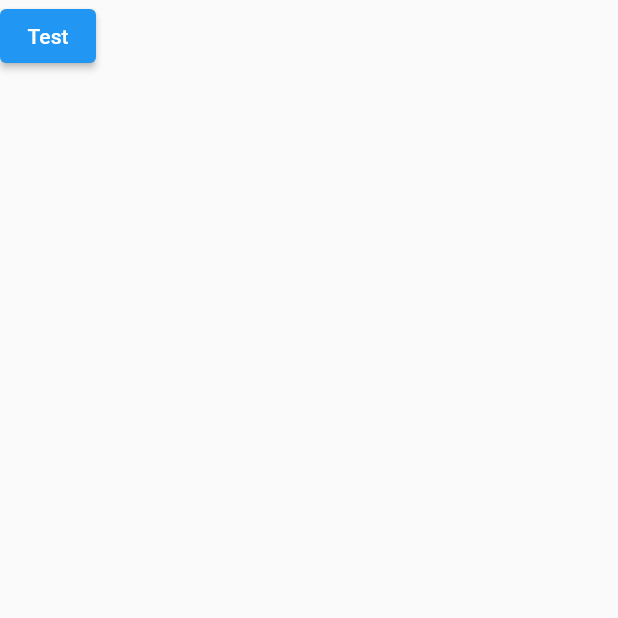
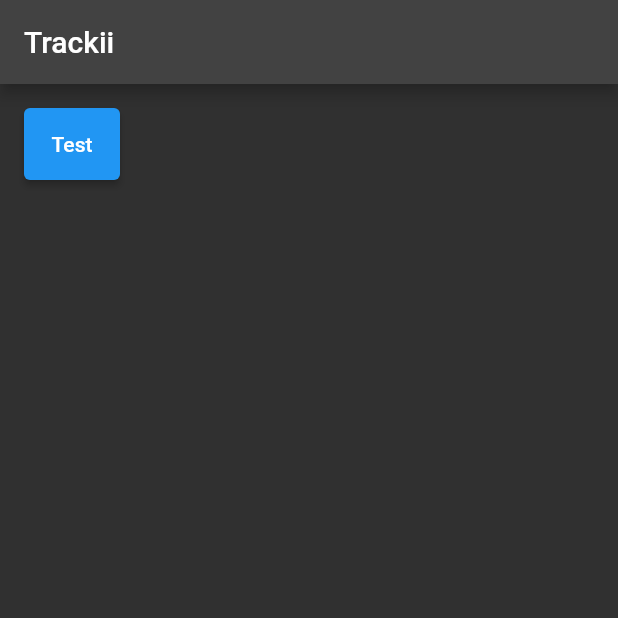
Before and after one commit to LucasVinicius314/trackii, a Flutter app: the screen it shows after launch, on a phone screen of 412 x 824 dp, the top half of it. Run offline on Flutter 3.47's test engine with Material 2 defaults, Android fonts, the phone set to English and light mode, and no system bars; missing offline and left inert: grpc, protobuf.

```diff
--- a/app/lib/core/app.dart
+++ b/app/lib/core/app.dart
@@ -8,6 +8,15 @@ class App extends StatelessWidget {
   Widget build(BuildContext context) {
     return MaterialApp(
       title: 'Trackii',
+      theme: ThemeData.dark().copyWith(
+        elevatedButtonTheme: ElevatedButtonThemeData(
+          style: ButtonStyle(
+            padding: MaterialStateProperty.all(
+              const EdgeInsets.all(16),
+            ),
+          ),
+        ),
+      ),
       routes: {
         MainPage.route: (context) => const MainPage(),
       },
--- a/app/lib/modules/main_page.dart
+++ b/app/lib/modules/main_page.dart
@@ -12,12 +12,7 @@ class MainPage extends StatefulWidget {
 }
 
 class _MainPageState extends State<MainPage> {
-  @override
-  Widget build(BuildContext context) {
-    return Scaffold(
-      body: ElevatedButton(
-        child: const Text('Test'),
-        onPressed: () async {
+  Future<void> _test() async {
     // TODO: fix
 
     final channel = ClientChannel(
@@ -46,7 +41,18 @@ class _MainPageState extends State<MainPage> {
     }
 
     await channel.shutdown();
-        },
+  }
+
+  @override
+  Widget build(BuildContext context) {
+    return Scaffold(
+      appBar: AppBar(title: const Text('Trackii')),
+      body: Padding(
+        padding: const EdgeInsets.all(16),
+        child: ElevatedButton(
+          onPressed: _test,
+          child: const Text('Test'),
+        ),
       ),
     );
   }
```
Lines whose indentation alone changed are shown as unchanged.
